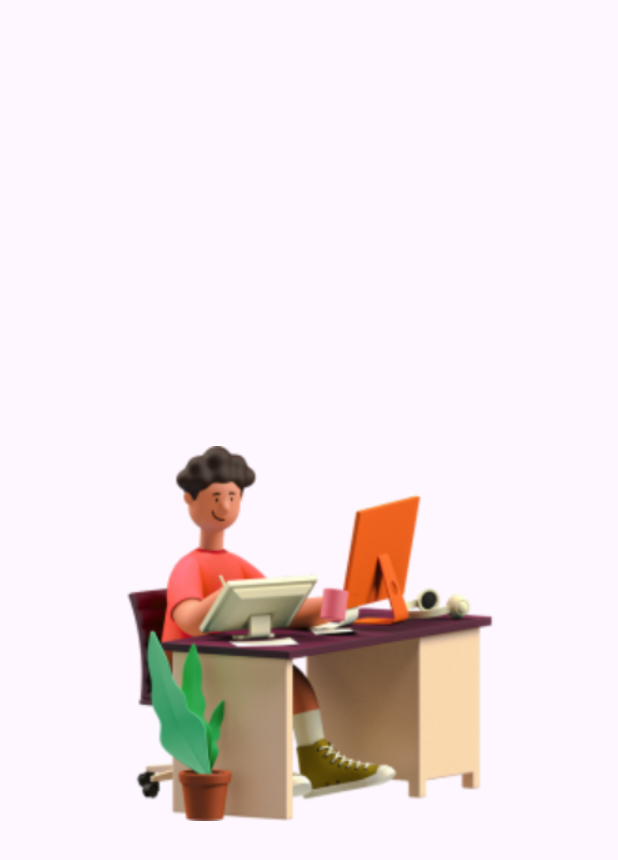
After one commit to indradev03/My2ndKotlincode, an Android app built with Jetpack Compose: the SplashActivity screen opened directly, with no data from a screen before it, on a phone screen of 412 x 824 dp. The commit adds this screen. Shown: the top 860 px of the screen. Run offline under Robolectric (Android 15) with nearby library versions, the phone set to English and light mode, and no system bars.

Commit message:
Dashboard activity and splash activity

```diff
--- /dev/null
+++ b/app/src/main/java/com/example/mysecondproject/SplashActivity.kt
@@ -0,0 +1,79 @@
+package com.example.mysecondproject
+
+import android.app.Activity
+import android.content.Intent
+import android.os.Bundle
+import androidx.activity.ComponentActivity
+import androidx.activity.compose.setContent
+import androidx.activity.enableEdgeToEdge
+import androidx.compose.foundation.Image
+import androidx.compose.foundation.layout.Arrangement
+import androidx.compose.foundation.layout.Column
+import androidx.compose.foundation.layout.PaddingValues
+import androidx.compose.foundation.layout.fillMaxSize
+import androidx.compose.foundation.layout.height
+import androidx.compose.foundation.layout.padding
+import androidx.compose.foundation.layout.width
+import androidx.compose.material3.Scaffold
+import androidx.compose.material3.Text
+import androidx.compose.runtime.Composable
+import androidx.compose.runtime.LaunchedEffect
+import androidx.compose.ui.Alignment
+import androidx.compose.ui.Modifier
+import androidx.compose.ui.platform.LocalContext
+import androidx.compose.ui.res.painterResource
+import androidx.compose.ui.tooling.preview.Preview
+import androidx.compose.ui.unit.dp
+import androidx.compose.ui.util.unpackInt1
+import com.example.mysecondproject.ui.theme.MysecondProjectTheme
+import kotlinx.coroutines.delay
+
+class SplashActivity : ComponentActivity() {
+    override fun onCreate(savedInstanceState: Bundle?) {
+        super.onCreate(savedInstanceState)
+        enableEdgeToEdge()
+        setContent {
+            Scaffold { innerPadding->
+                SplashBody(innerPadding)
+            }
+        }
+    }
+}
+
+@Composable
+fun SplashBody(innerPadding: PaddingValues){
+
+    val context = LocalContext.current
+    val activity = context as Activity
+
+    LaunchedEffect(Unit) {
+        delay(3000)
+        val intent = Intent(context,LoginActivity::class.java)
+        context.startActivity(intent)
+        activity.finish()
+    }
+
+    Column (modifier = Modifier.padding(innerPadding).fillMaxSize(),
+        verticalArrangement = Arrangement.Center,
+        horizontalAlignment = Alignment.CenterHorizontally)
+    {
+        //Top Image
+        Image(
+            painter = painterResource(R.drawable.loginimage),
+            contentDescription = null,
+            modifier = Modifier
+                .padding(top = 20.dp)
+                .height(250.dp)
+                .width(250.dp)
+        )
+
+    }
+
+}
+
+
+@Preview
+@Composable
+fun SplashpreBody() {
+    SplashBody(innerPadding = PaddingValues(0.dp))
+}
--- a/app/src/main/res/values/strings.xml
+++ b/app/src/main/res/values/strings.xml
@@ -4,4 +4,6 @@
     <string name="title_activity_registration">RegistrationActivity</string>
     <string name="title_activity_forget_password">ForgetPasswordActivity</string>
     <string name="title_activity_forgotpasswor">ForgotpassworActivity</string>
+    <string name="title_activity_dashboard">DashboardActivity</string>
+    <string name="title_activity_splash">SplashActivity</string>
 </resources>
```
Also changed, not shown: app/src/main/AndroidManifest.xml (+22 -3 lines), app/src/main/java/com/example/mysecondproject/DashboardActivity.kt (added, +55 -0 lines), app/src/main/java/com/example/mysecondproject/LoginActivity.kt (+17 -1 lines), app/src/main/java/com/example/mysecondproject/RegistrationActivity.kt (+31 -0 lines).
